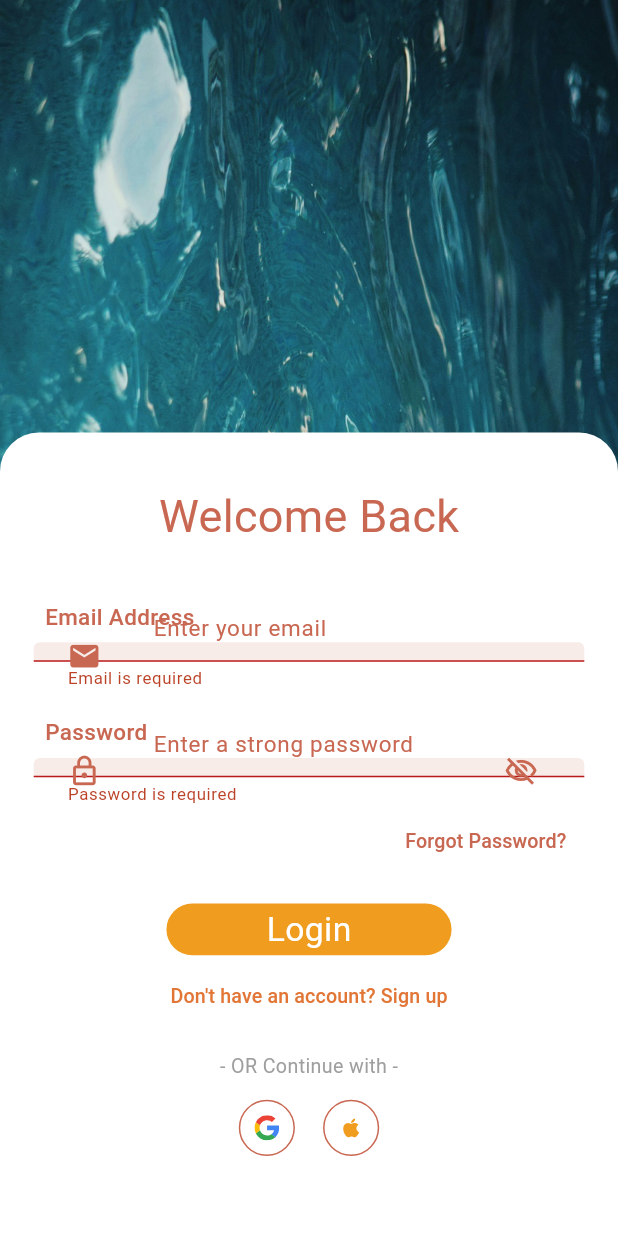
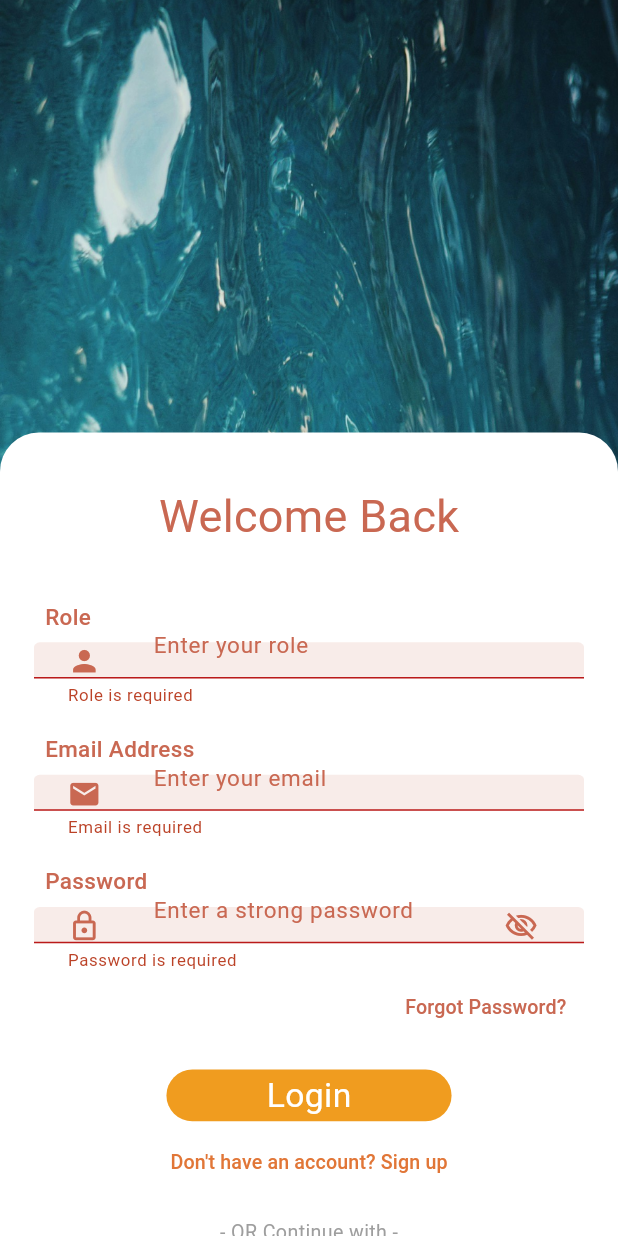
Before and after one commit to AnnotexCo/Hola-Academy, a Flutter app: the LoginScreen screen opened by its route, after a tap on "Login", on a phone screen of 412 x 824 dp. Run offline on Flutter 3.47's test engine with Material 3 defaults, Android fonts, the phone set to English and light mode, and no system bars; our stand-ins replace dropdown_button2, easy_date_timeline, fl_chart, flutter_rating_bar, flutter_screenutil, flutter_svg and 5 more; missing offline and left inert: jumping_dot; accounts and stored records are empty; project files that could hold a hidden picture were left out.

Commit message:
feat: :sparkles: Add role selection to login screen and implement role-based navigation; update GeneralTextFormField height

```diff
--- a/lib/core/components/general_text_form_field.dart
+++ b/lib/core/components/general_text_form_field.dart
@@ -92,7 +92,7 @@ class GeneralTextFormField extends StatelessWidget {
 
         // Input Field
         SizedBox(
-          height: 37.h,
+          height: 50.h,
           child: TextFormField(
             controller: controller,
             keyboardType: keyboardType ?? TextInputType.text,
--- a/lib/features/auth/login/UI/login_screen.dart
+++ b/lib/features/auth/login/UI/login_screen.dart
@@ -1,10 +1,12 @@
 import 'package:flutter/material.dart';
 import 'package:flutter_screenutil/flutter_screenutil.dart';
+import 'package:hola_academy/core/Routing/routes.dart';
 import 'package:hola_academy/core/constants/app_string.dart';
 import 'package:hola_academy/core/constants/color_manager.dart';
 import 'package:hola_academy/core/constants/image_manager.dart';
 import 'package:hola_academy/features/auth/register/UI/register_screen.dart';
 import 'package:hola_academy/features/layout/layout_screen.dart';
+import 'package:shared_preferences/shared_preferences.dart';
 
 import '../../forgot_password/UI/forgot_password_screen.dart';
 import '../../register/UI/widgets/custom_button.dart';
@@ -23,7 +25,51 @@ class _LoginScreenState extends State<LoginScreen> {
   final _formKey = GlobalKey<FormState>();
   final TextEditingController _emailController = TextEditingController();
   final TextEditingController _passwordController = TextEditingController();
+  final TextEditingController _roleController = TextEditingController();
   bool _isPasswordVisible = false;
+
+  Future<void> _login() async {
+    if (_formKey.currentState!.validate()) {
+      // Simulate a login process
+      String role = _roleController.text;
+      String password = _passwordController.text;
+
+      // Check credentials (this is just a mock check)
+      if (role == 'admin') {
+        // Save user role to SharedPreferences
+        SharedPreferences prefs = await SharedPreferences.getInstance();
+        await prefs.setString('userRole', 'admin');
+
+        // Navigate to the home screen
+        Navigator.pushReplacementNamed(context, Routes.homeAdminScreen);
+      } else if (role == 'user') {
+        // Save user role to SharedPreferences
+        SharedPreferences prefs = await SharedPreferences.getInstance();
+        await prefs.setString('userRole', 'user');
+
+        // Navigate to the home screen
+        Navigator.pushReplacementNamed(context, Routes.layoutScreen);
+      } else if (role == 'trainee') {
+        // Save user role to SharedPreferences
+        SharedPreferences prefs = await SharedPreferences.getInstance();
+        await prefs.setString('userRole', 'trainee');
+
+        // Navigate to the home screen
+        Navigator.pushReplacementNamed(context, Routes.layoutScreen);
+      }else if (role == 'coach') {
+        // Save user role to SharedPreferences
+        SharedPreferences prefs = await SharedPreferences.getInstance();
+        await prefs.setString('userRole', 'coach');
+
+        // Navigate to the home screen
+        Navigator.pushReplacementNamed(context, Routes.layoutScreen);
+      } else {
+        ScaffoldMessenger.of(context).showSnackBar(
+          SnackBar(content: Text('Invalid credentials')),
+        );
+      }
+    }
+  }
 
   @override
   Widget build(BuildContext context) {
@@ -55,6 +101,32 @@ class _LoginScreenState extends State<LoginScreen> {
                       SizedBox(height: 40.h),
                       _buildTitle(AppString.welcomeBack),
                       SizedBox(height: 40.h),
+                      GeneralTextFormField(
+                        controller: _roleController,
+                        label: 'Role',
+                        hint: 'Enter your role',
+                        prefixIcon: Padding(
+                          padding: EdgeInsets.only(
+                            left: 24.w,
+                            right: 33.w,
+                            top: 9.h,
+                            bottom: 7.h,
+                          ),
+                          child: Icon(
+                            Icons.person,
+                            color: ColorManager.textRedColor,
+                            size: 24.sp,
+                          ),
+                        ),
+                        keyboardType: TextInputType.emailAddress,
+                        validator: (value) {
+                          if (value == null || value.isEmpty) {
+                            return "Role is required";
+                          }
+                          return null;
+                        },
+                      ),
+                      SizedBox(height: 20.h),
                       // Email Address Field
                       GeneralTextFormField(
                         controller: _emailController,
@@ -202,11 +274,12 @@ class _LoginScreenState extends State<LoginScreen> {
         onTap: () {
           if (_formKey.currentState?.validate() ?? false) {
             // Handle login logic
-            Navigator.push(
+            _login();
+            /*Navigator.push(
                 context,
                 MaterialPageRoute(
                   builder: (context) => LayoutScreen(),
-                ));
+                ));*/
           }
         },
       ),
--- a/pubspec.yaml
+++ b/pubspec.yaml
@@ -23,6 +23,7 @@ dependencies:
   image_picker: ^1.1.2
   jumping_dot: ^0.0.7
   scroll_snap_list: ^0.9.1
+  shared_preferences: ^2.5.1
   syncfusion_flutter_calendar: ^28.1.39
   table_calendar: ^3.1.3
   #qr_code_scanner: ^1.0.1
```
Also changed, not shown: lib/features/profile/UI/widgets/custom_profile_app_bar.dart (+7 -2 lines), pubspec.lock.
